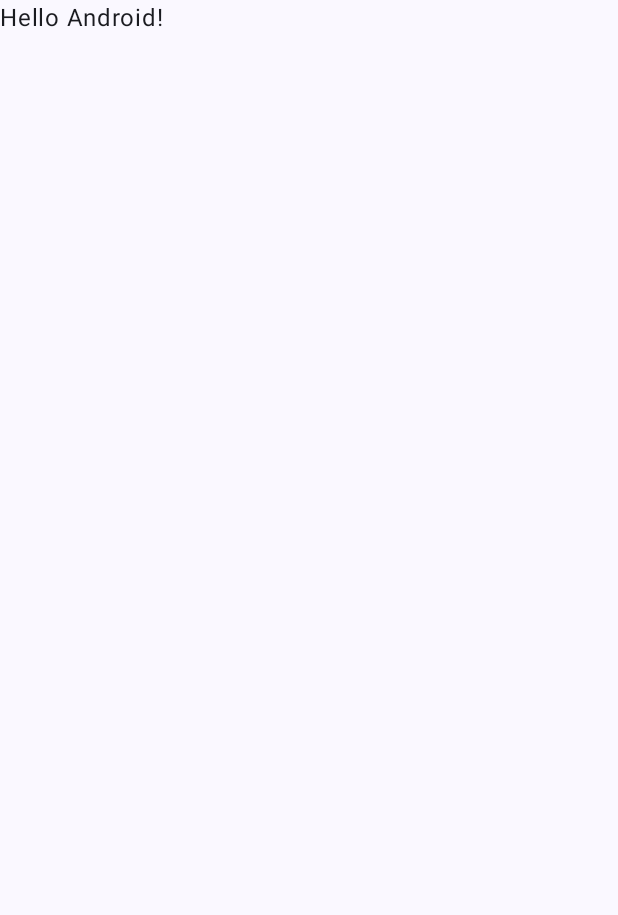
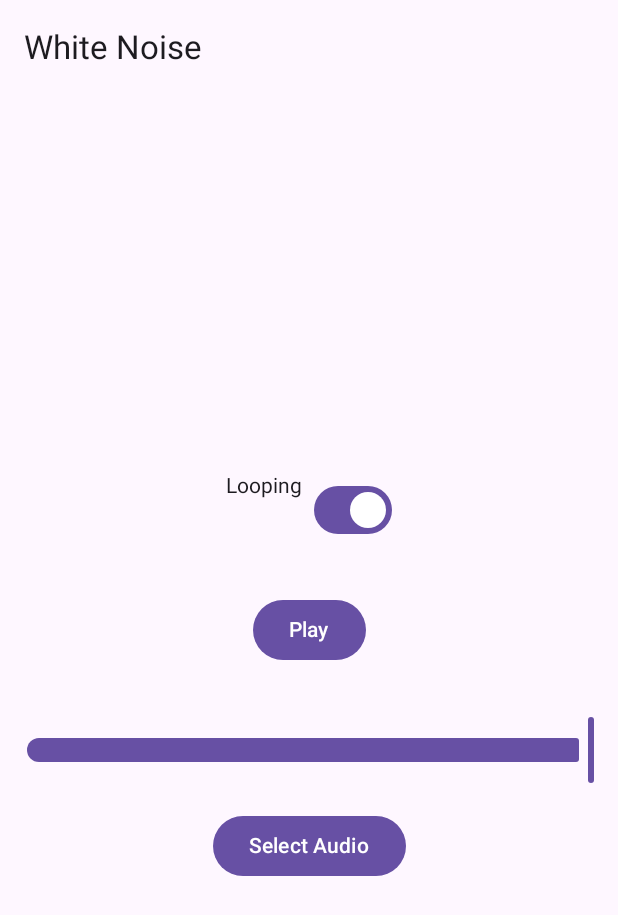
Before and after one commit to annedawson/Hush, an Android app built with Jetpack Compose: the screen it shows after launch (MainActivity), on a phone screen of 412 x 824 dp. Before the commit the part shown is almost empty. Shown: the top 915 px of the screen. Run offline under Robolectric (Android 15) with nearby library versions, the phone set to English and light mode, and no system bars.

Commit message:
Second commit 28/10/2024 - added MediaPlayer functionality

```diff
--- a/app/src/main/java/net/annedawson/hush/MainActivity.kt
+++ b/app/src/main/java/net/annedawson/hush/MainActivity.kt
@@ -1,47 +1,147 @@
+@file:OptIn(ExperimentalMaterial3Api::class)
+
 package net.annedawson.hush
 
+import android.media.MediaPlayer
+import android.net.Uri
 import android.os.Bundle
 import androidx.activity.ComponentActivity
 import androidx.activity.compose.setContent
-import androidx.activity.enableEdgeToEdge
-import androidx.compose.foundation.layout.fillMaxSize
-import androidx.compose.foundation.layout.padding
-import androidx.compose.material3.Scaffold
-import androidx.compose.material3.Text
-import androidx.compose.runtime.Composable
+import androidx.compose.foundation.layout.*
+import androidx.compose.material3.*
+import androidx.compose.runtime.*
+import androidx.compose.ui.Alignment
 import androidx.compose.ui.Modifier
-import androidx.compose.ui.tooling.preview.Preview
-import net.annedawson.hush.ui.theme.HushTheme
+import androidx.compose.ui.platform.LocalContext
+import androidx.compose.ui.unit.dp
+import androidx.activity.compose.rememberLauncherForActivityResult
+import androidx.activity.result.ActivityResult
+import androidx.activity.result.contract.ActivityResultContracts
+import android.app.Activity
+import android.content.Intent
 
 class MainActivity : ComponentActivity() {
     override fun onCreate(savedInstanceState: Bundle?) {
         super.onCreate(savedInstanceState)
-        enableEdgeToEdge()
         setContent {
-            HushTheme {
-                Scaffold(modifier = Modifier.fillMaxSize()) { innerPadding ->
-                    Greeting(
-                        name = "Android",
-                        modifier = Modifier.padding(innerPadding)
-                    )
-                }
-            }
+            WhiteNoiseApp()
         }
     }
 }
 
+
 @Composable
-fun Greeting(name: String, modifier: Modifier = Modifier) {
-    Text(
-        text = "Hello $name!",
-        modifier = modifier
-    )
+fun WhiteNoiseApp() {
+    Scaffold(
+        topBar = {
+            TopAppBar(title = { Text("White Noise") })
+        }
+    ) { innerPadding ->
+        WhiteNoisePlayer(modifier = Modifier.padding(innerPadding))
+    }
 }
 
-@Preview(showBackground = true)
 @Composable
-fun GreetingPreview() {
-    HushTheme {
-        Greeting("Android")
+fun WhiteNoisePlayer(modifier: Modifier = Modifier) {
+    val context = LocalContext.current
+    var isPlaying by remember { mutableStateOf(false) }
+    var mediaPlayer by remember { mutableStateOf<MediaPlayer?>(null) }
+    // val mediaPlayer = remember { MediaPlayer.create(context, R.raw.whitenoise) }
+    var sliderPosition by remember { mutableStateOf(1f) }
+    var isLooping by remember { mutableStateOf(true) }
+    var selectedAudioUri by remember { mutableStateOf<Uri?>(null) } // Store URI
+
+
+    // Set looping based on the state
+    mediaPlayer?.isLooping = isLooping
+
+    Column(
+        modifier = modifier.fillMaxSize(),
+        verticalArrangement = Arrangement.Center,
+        horizontalAlignment = Alignment.CenterHorizontally
+    ) {
+        Row( // Row for the switch
+            modifier = Modifier
+                .fillMaxWidth()
+                .padding(16.dp),
+            horizontalArrangement = Arrangement.Center
+        ) {
+            Text("Looping")
+            Spacer(modifier = Modifier.width(8.dp))
+            Switch(
+                checked = isLooping,
+                onCheckedChange = { isChecked ->
+                    isLooping = isChecked
+                    mediaPlayer?.isLooping = isChecked // Update looping
+                }
+            )
+        }
+
+        LaunchedEffect(selectedAudioUri) {
+            if (selectedAudioUri != null) {
+                mediaPlayer?.release() // Release any existing MediaPlayer
+
+                // Create and prepare the MediaPlayer for the selected URI
+                mediaPlayer = MediaPlayer.create(context, selectedAudioUri).apply {
+                    isLooping = isLooping
+                    setVolume(sliderPosition, sliderPosition)
+                    // Prepare the MediaPlayer asynchronously (optional but recommended)
+                    // prepareAsync()
+                }
+            }
+        }
+
+        Button(
+            onClick = {
+                if (mediaPlayer != null) {
+                    if (isPlaying) {
+                        mediaPlayer?.pause()
+                    } else {
+                        mediaPlayer?.start()
+                    }
+                    isPlaying = !isPlaying
+                }
+            },
+            modifier = Modifier.padding(16.dp)
+        ) {
+            Text(if (isPlaying) "Pause" else "Play")
+        }
+
+
+        Slider( // Volume slider
+            value = sliderPosition,
+            onValueChange = { newPosition ->
+                sliderPosition = newPosition
+                mediaPlayer?.setVolume(newPosition, newPosition) // Set volume
+            },
+            modifier = Modifier.padding(16.dp)
+        )
+
+
+
+        val launcher = rememberLauncherForActivityResult(
+            contract = ActivityResultContracts.StartActivityForResult()
+        ) { result ->
+            if (result.resultCode == Activity.RESULT_OK) {
+                selectedAudioUri = result.data?.data
+            }
+        }
+
+        Button(onClick = {
+            val intent = Intent(Intent.ACTION_OPEN_DOCUMENT).apply {
+                type = "audio/*"
+                addCategory(Intent.CATEGORY_OPENABLE)
+            }
+            launcher.launch(intent) // Launch the intent using the launcher
+        }) {
+            Text("Select Audio")
+        }
+
+    }
+
+    DisposableEffect(Unit) {
+        onDispose {
+            mediaPlayer?.release()
+        }
     }
 }
```
Also changed, not shown: app/build.gradle (+16 -15 lines).
